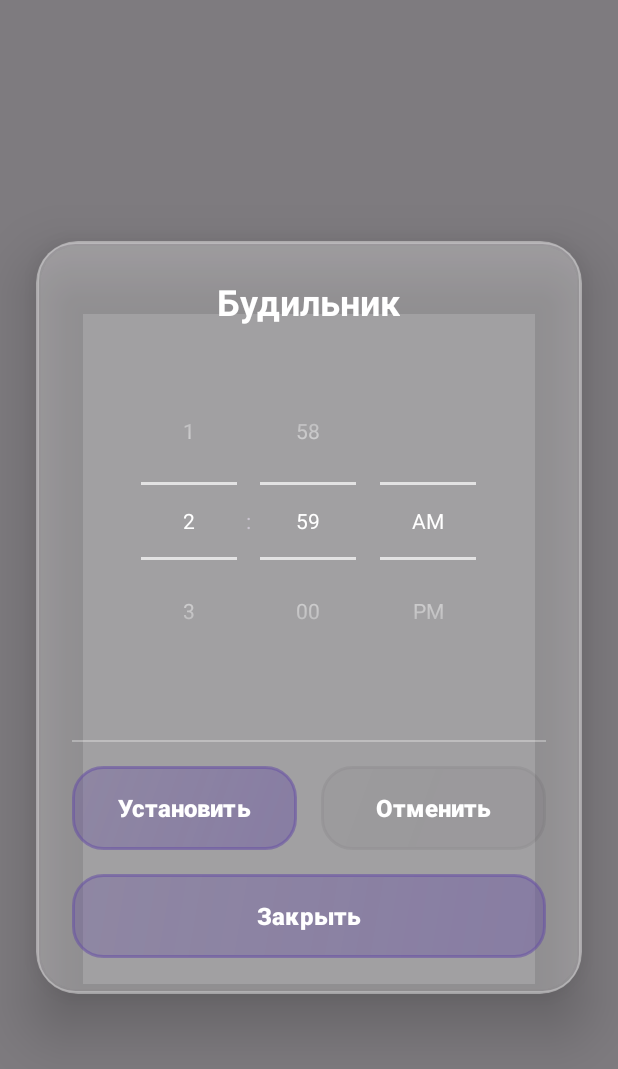
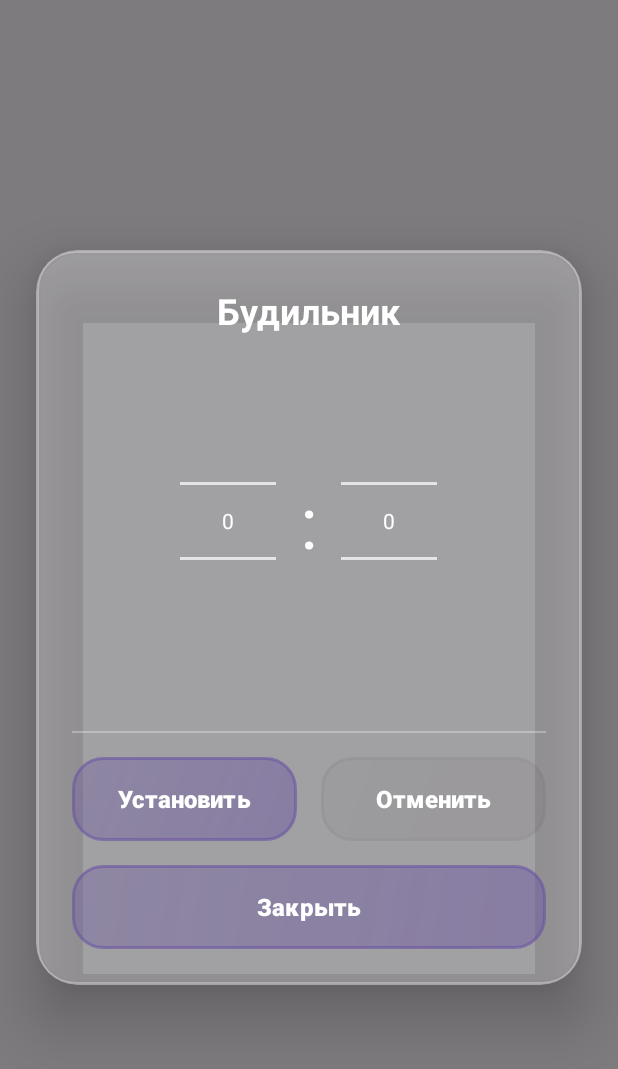
Before and after one commit to TheMrGrench/decimal-clock, an Android app: the layout activity_alarm.xml on its own in the app's theme, with its tools: preview values and no code run, on a phone screen of 412 x 824 dp. Shown: the top 1069 px of the screen. Run offline under Robolectric (Android 15) with nearby library versions, the phone set to English and light mode, and no system bars.

Commit message:
Replace TimePicker with decimal NumberPickers, reduce blur
- Replace TimePicker with NumberPickers for decimal time (0-9h, 00-99min)
- Hours picker: 0-9 range
- Minutes picker: 0-99 range with 2-digit formatting
- Remove excessive blur from digital clock (reduce shadow layers)
- Remove ActionBar/title bar from MainActivity (NoActionBar theme)
- Digital clock shadows: 4f/2f instead of 16f/4f for digits
- Card shadows: 8f/3f instead of 20f/8f for cards

Fixes:
- Alarm now uses proper decimal time input
- No more "Decimal Clock" title bar at top
- Digital clock no longer blurry/epileptic

```diff
--- a/app/src/main/java/com/decimalclock/DigitalClockView.kt
+++ b/app/src/main/java/com/decimalclock/DigitalClockView.kt
@@ -37,12 +37,12 @@ class DigitalClockView @JvmOverloads constructor(
     }
 
     private fun setupPaints() {
-        // Digit paint - bright white with strong shadow
+        // Digit paint - bright white with subtle shadow
         digitPaint.apply {
             color = Color.WHITE
             textAlign = Paint.Align.CENTER
             typeface = Typeface.create("sans-serif-medium", Typeface.BOLD)
-            setShadowLayer(16f, 0f, 4f, Color.parseColor("#80000000"))
+            setShadowLayer(4f, 0f, 2f, Color.parseColor("#40000000"))
         }
 
         // Label paint - white subtle
@@ -57,7 +57,7 @@ class DigitalClockView @JvmOverloads constructor(
         cardPaint.apply {
             color = Color.parseColor("#50000000")
             style = Paint.Style.FILL
-            setShadowLayer(20f, 0f, 8f, Color.parseColor("#90000000"))
+            setShadowLayer(8f, 0f, 3f, Color.parseColor("#60000000"))
         }
 
         setLayerType(LAYER_TYPE_SOFTWARE, cardPaint)
--- a/app/src/main/res/layout/activity_alarm.xml
+++ b/app/src/main/res/layout/activity_alarm.xml
@@ -44,14 +44,35 @@
                     android:layout_gravity="center" />
 
                 <!-- Выбор времени -->
-                <TimePicker
-                    android:id="@+id/alarmTimePicker"
+                <LinearLayout
                     android:layout_width="wrap_content"
                     android:layout_height="wrap_content"
+                    android:orientation="horizontal"
                     android:layout_gravity="center"
-                    android:layout_marginBottom="24dp"
-                    android:timePickerMode="spinner"
-                    android:theme="@style/TimePickerTheme" />
+                    android:layout_marginBottom="24dp">
+
+                    <NumberPicker
+                        android:id="@+id/hoursPicker"
+                        android:layout_width="wrap_content"
+                        android:layout_height="200dp"
+                        android:theme="@style/TimePickerTheme" />
+
+                    <TextView
+                        android:layout_width="wrap_content"
+                        android:layout_height="wrap_content"
+                        android:text=":"
+                        android:textSize="48sp"
+                        android:textColor="@color/white"
+                        android:layout_gravity="center"
+                        android:paddingHorizontal="16dp" />
+
+                    <NumberPicker
+                        android:id="@+id/minutesPicker"
+                        android:layout_width="wrap_content"
+                        android:layout_height="200dp"
+                        android:theme="@style/TimePickerTheme" />
+
+                </LinearLayout>
 
                 <!-- Разделитель -->
                 <View
--- a/app/src/main/res/values/themes.xml
+++ b/app/src/main/res/values/themes.xml
@@ -1,7 +1,7 @@
 <?xml version="1.0" encoding="utf-8"?>
 <resources>
-    <style name="Theme.DecimalClock" parent="Theme.Material3.Light">
-    <item name="android:statusBarColor">@android:color/transparent</item>
+    <style name="Theme.DecimalClock" parent="Theme.Material3.Light.NoActionBar">
+        <item name="android:statusBarColor">@android:color/transparent</item>
         <item name="android:navigationBarColor">@android:color/transparent</item>
         <item name="android:windowTranslucentStatus">true</item>
         <item name="android:windowTranslucentNavigation">true</item>
```
Also changed, not shown: app/src/main/java/com/decimalclock/AlarmActivity.kt (+13 -17 lines).
